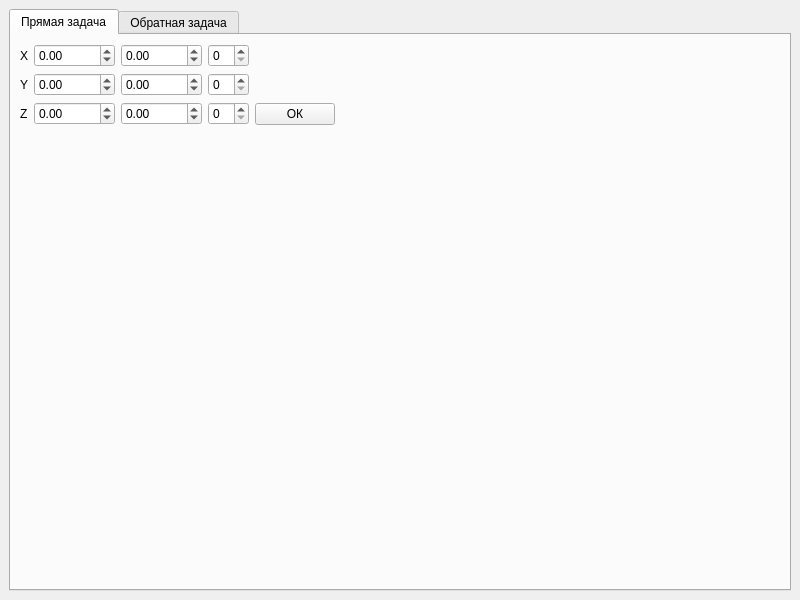
SweetRollxd/magnetic-survey, file design/main.ui: the form before one commit.
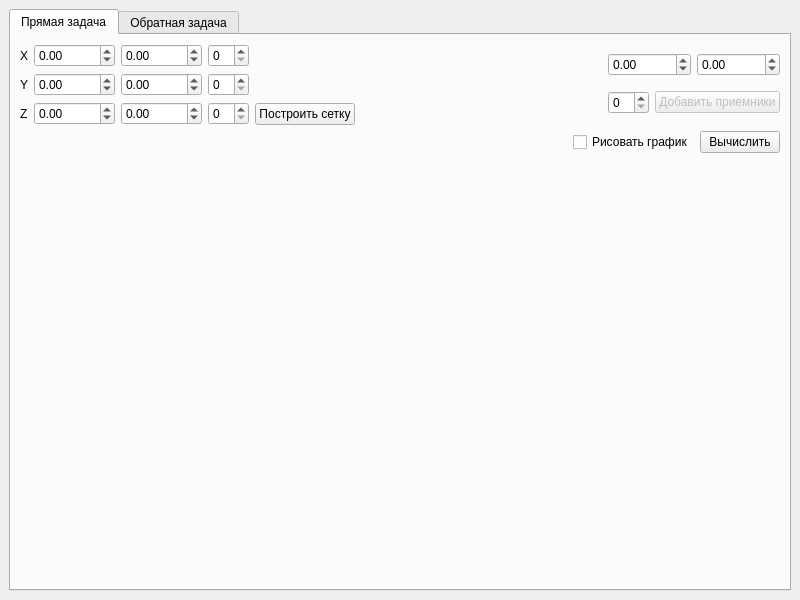
The form after the commit.

Commit message:
Added receivers plotting raw version
Пока что ещё есть проблема с тем, как убирать старый scatterplot

```diff
--- a/design/main.ui
+++ b/design/main.ui
@@ -159,7 +159,7 @@
                  </sizepolicy>
                 </property>
                 <property name="text">
-                 <string>ОК</string>
+                 <string>Построить сетку</string>
                 </property>
                </widget>
               </item>
@@ -179,6 +179,88 @@
              </size>
             </property>
            </spacer>
+          </item>
+          <item>
+           <layout class="QVBoxLayout" name="verticalLayout_8">
+            <item>
+             <layout class="QHBoxLayout" name="horizontalLayout_3">
+              <item>
+               <widget class="QDoubleSpinBox" name="rcvXStartSB">
+                <property name="minimum">
+                 <double>-10000.000000000000000</double>
+                </property>
+                <property name="maximum">
+                 <double>10000.000000000000000</double>
+                </property>
+               </widget>
+              </item>
+              <item>
+               <widget class="QDoubleSpinBox" name="rcvXEndSB">
+                <property name="minimum">
+                 <double>-10000.000000000000000</double>
+                </property>
+                <property name="maximum">
+                 <double>10000.000000000000000</double>
+                </property>
+               </widget>
+              </item>
+             </layout>
+            </item>
+            <item>
+             <layout class="QHBoxLayout" name="horizontalLayout_4">
+              <item>
+               <widget class="QSpinBox" name="rcvCntSB"/>
+              </item>
+              <item>
+               <widget class="QPushButton" name="addReceiversBtn">
+                <property name="enabled">
+                 <bool>false</bool>
+                </property>
+                <property name="text">
+                 <string>Добавить приемники</string>
+                </property>
+               </widget>
+              </item>
+             </layout>
+            </item>
+           </layout>
+          </item>
+         </layout>
+        </item>
+        <item>
+         <layout class="QHBoxLayout" name="horizontalLayout_5">
+          <item>
+           <spacer name="horizontalSpacer_2">
+            <property name="orientation">
+             <enum>Qt::Horizontal</enum>
+            </property>
+            <property name="sizeHint" stdset="0">
+             <size>
+              <width>40</width>
+              <height>20</height>
+             </size>
+            </property>
+           </spacer>
+          </item>
+          <item>
+           <widget class="QCheckBox" name="drawPlotCheckbox">
+            <property name="text">
+             <string>Рисовать график</string>
+            </property>
+           </widget>
+          </item>
+          <item>
+           <widget class="QPushButton" name="directCalculateBtn">
+            <property name="sizePolicy">
+             <sizepolicy hsizetype="Minimum" vsizetype="Fixed">
+              <horstretch>0</horstretch>
+              <verstretch>0</verstretch>
+             </sizepolicy>
+            </property>
+            <property name="text">
+             <string>Вычислить</string>
+            </property>
+           </widget>
           </item>
          </layout>
         </item>
```
The commit also changes 2 other files.
